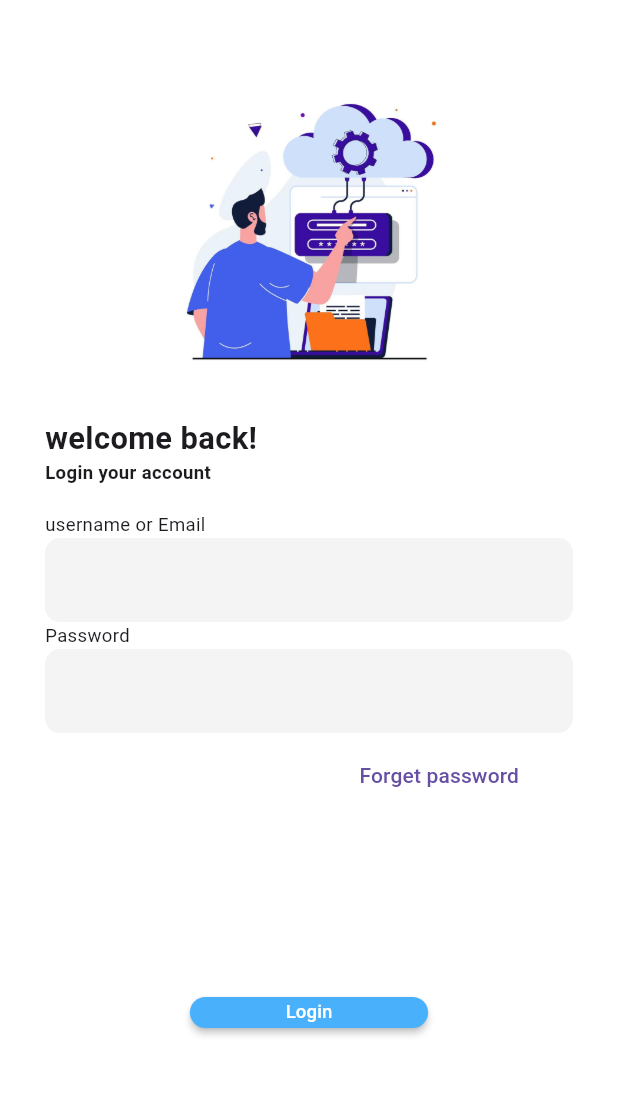
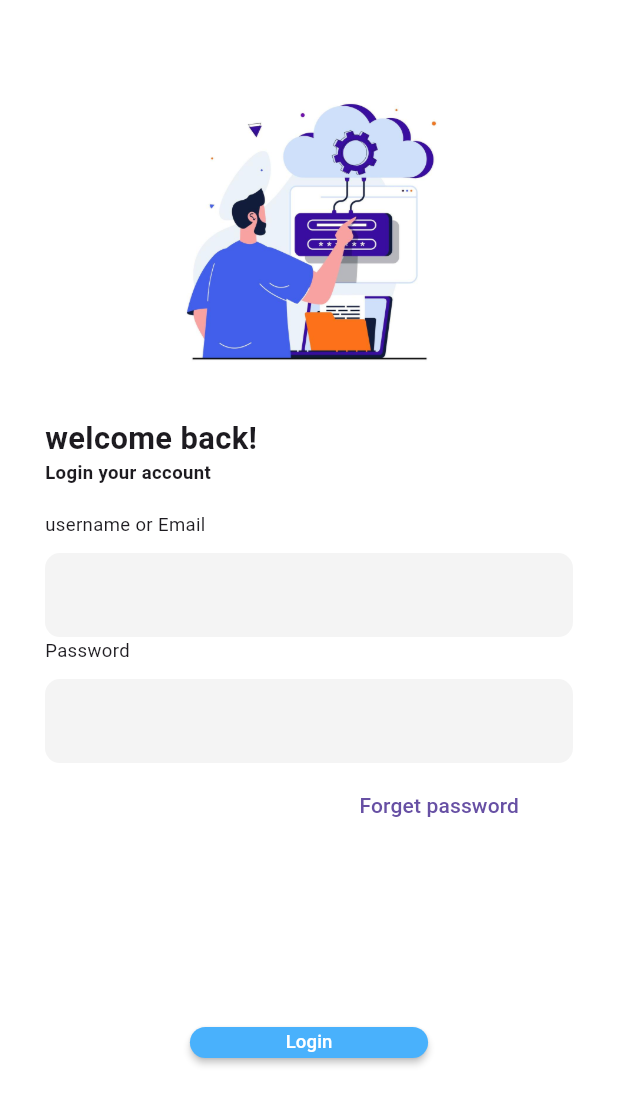
Before and after one commit to Sajinduglas/nexteons_study, a Flutter app: the screen it shows after launch, on a phone screen of 412 x 824 dp. Shown: the top 1105 px of the screen. Run offline on Flutter 3.47's test engine with Material 3 defaults, Android fonts, the light colour scheme and no system bars; our stand-ins replace dio, get, go_router, google_fonts, shared_preferences, url_strategy; missing offline and left inert: dart:html, dart:js.

Commit message:
login screens in tab desktop edited

```diff
--- a/lib/global_widgets/TextField.dart
+++ b/lib/global_widgets/TextField.dart
@@ -32,6 +32,9 @@ class TextFieldWidget extends StatelessWidget {
             title,
             style: TextStyle(fontSize:fontSize ),
           ),
+          SizedBox(
+            height: 10,
+          ),
 
           TextFormField(
               validator: validator,
--- a/lib/screen/login_screen/responsive/desktop_login_screen.dart
+++ b/lib/screen/login_screen/responsive/desktop_login_screen.dart
@@ -24,7 +24,6 @@ class DesktopLoginScreen extends StatelessWidget {
       body: SizedBox(
         width: size.width,
         height: size.height,
-        child: Expanded(
         child: Center(
           child: Row(
             children: [
@@ -119,7 +118,6 @@ class DesktopLoginScreen extends StatelessWidget {
           ),
         ),
       ),
-      ),
     );
   }
 }
--- a/lib/screen/login_screen/responsive/tab_login_screen.dart
+++ b/lib/screen/login_screen/responsive/tab_login_screen.dart
@@ -21,7 +21,6 @@ class TabLoginScreen extends StatelessWidget {
         height: size.height,
         width: size.width,
         child: SingleChildScrollView(
-          child: Expanded(
           child: Center(
             child: Row(
               mainAxisAlignment: MainAxisAlignment.spaceEvenly,
@@ -37,7 +36,7 @@ class TabLoginScreen extends StatelessWidget {
                           fit: BoxFit.cover)),
                 ),
                 Padding(
-                    padding: const EdgeInsets.only(top: 80, bottom: 80),
+                  padding: const EdgeInsets.only(top: 180, bottom: 80),
                   child: Container(
                     height: size.width * 0.5,
                     width: size.width * 0.40,
@@ -45,7 +44,6 @@ class TabLoginScreen extends StatelessWidget {
                     child: Form(
                       key: controller.validKey,
                       child: Center(
-                          child: Expanded(
                         child: Column(
                           mainAxisAlignment: MainAxisAlignment.spaceEvenly,
                           crossAxisAlignment: CrossAxisAlignment.start,
@@ -119,10 +117,8 @@ class TabLoginScreen extends StatelessWidget {
                       ),
                     ),
                   ),
-                    ),
                 )
               ],
-              ),
             ),
           ),
         ),
```
Lines whose indentation alone changed are shown as unchanged.
